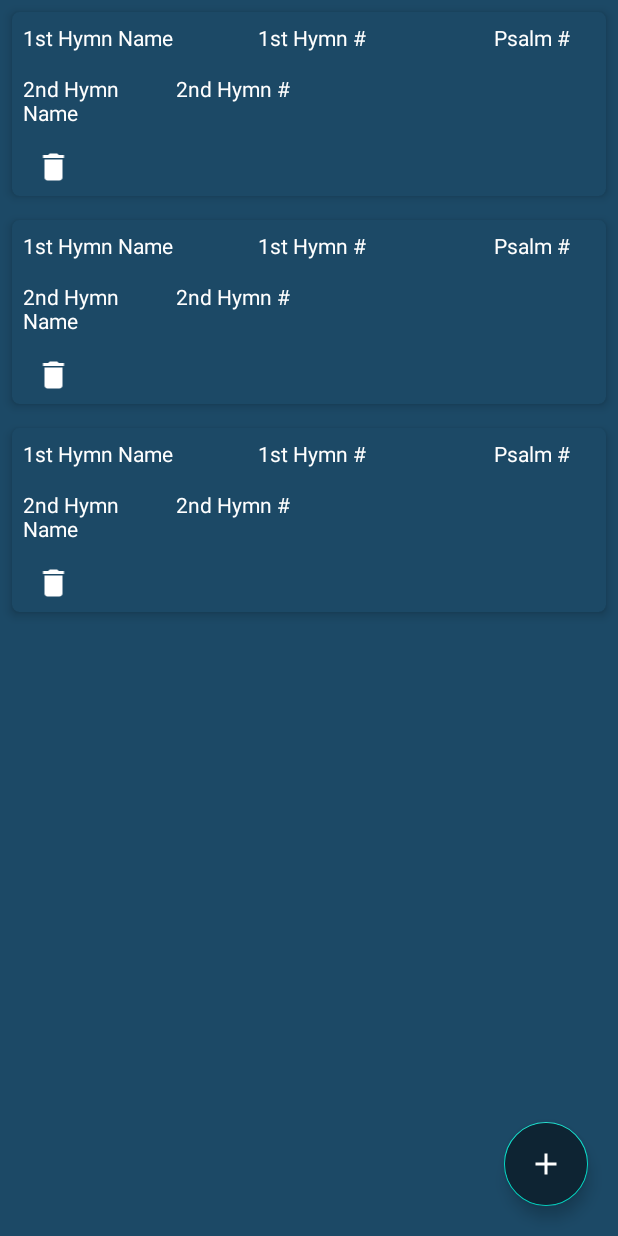
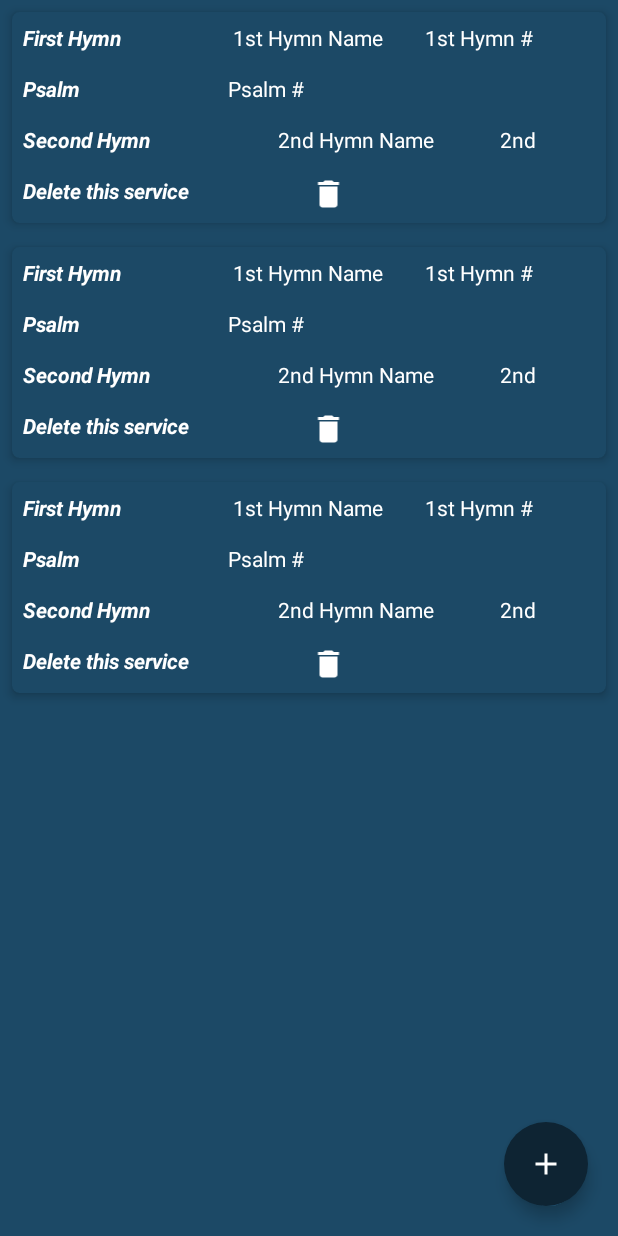
Before and after one commit to BryceSteuer/WorshipServiceApp, an Android app: the layout activity_main.xml on its own in the app's theme, with its tools: preview values and no code run, on a phone screen of 412 x 824 dp. Run offline under Robolectric (Android 15) with nearby library versions, the phone set to English and light mode, and no system bars.

Commit message:
fix labels for added services

```diff
--- a/app/src/main/res/layout/activity_main.xml
+++ b/app/src/main/res/layout/activity_main.xml
@@ -22,6 +22,7 @@
         android:src="@drawable/ic_add"
         app:tint="@color/white"
         android:id="@+id/idFABAdd"
+        app:borderWidth="0dp"
         android:backgroundTint="@color/blue_shade_1"
         android:layout_alignParentRight="true"/>
 
--- a/app/src/main/res/layout/hymnservice_rv_item.xml
+++ b/app/src/main/res/layout/hymnservice_rv_item.xml
@@ -19,6 +19,15 @@
             android:orientation="horizontal"
             android:weightSum="5"
             >
+            <TextView android:id="@+id/Hymn1TextView"
+                android:layout_width="wrap_content"
+                android:layout_height="wrap_content"
+                android:textColor="@color/white"
+                android:layout_margin="3dp"
+                android:padding="4dp"
+                android:layout_weight="1"
+                android:textStyle="bold|italic"
+                android:text="First Hymn" />
 
             <TextView
                 android:id="@+id/TVFirstHymnName"
@@ -39,7 +48,23 @@
                 android:padding="4dp"
                 android:text="1st Hymn #"
                 android:textColor="@color/white" />
-
+        </LinearLayout>
+        <LinearLayout
+            android:id="@+id/idLL2"
+            android:layout_width="match_parent"
+            android:layout_height="wrap_content"
+            android:orientation="horizontal"
+            android:weightSum="4"
+            android:layout_below="@id/idLL1">
+        <TextView android:id="@+id/PsalmTextView"
+            android:layout_width="wrap_content"
+            android:layout_height="wrap_content"
+            android:textColor="@color/white"
+            android:layout_margin="3dp"
+            android:padding="4dp"
+            android:layout_weight="1"
+            android:textStyle="bold|italic"
+            android:text="Psalm" />
         <TextView
             android:id="@+id/TVPsalmNumber"
             android:layout_width="0dp"
@@ -56,13 +81,22 @@
             android:layout_height="wrap_content"
             android:orientation="horizontal"
             android:weightSum="4"
-            android:layout_below="@id/idLL1">
+            android:layout_below="@id/idLL2">
+            <TextView android:id="@+id/Hymn2TextView"
+                android:layout_width="wrap_content"
+                android:layout_height="wrap_content"
+                android:textColor="@color/white"
+                android:layout_margin="3dp"
+                android:padding="4dp"
+                android:layout_weight="1"
+                android:textStyle="bold|italic"
+                android:text="Second Hymn" />
             <TextView
                 android:id="@+id/TVSecondHymnName"
                 android:layout_width="0dp"
                 android:layout_height="match_parent"
                 android:layout_margin="3dp"
-                android:layout_weight="1"
+                android:layout_weight="2"
                 android:padding="4dp"
                 android:text="2nd Hymn Name"
                 android:textColor="@color/white" />
@@ -84,6 +118,15 @@
             android:weightSum="4"
             android:layout_below="@id/idLL3">
 
+            <TextView android:id="@+id/DeleteTextView"
+                android:layout_width="wrap_content"
+                android:layout_height="wrap_content"
+                android:textColor="@color/white"
+                android:layout_margin="3dp"
+                android:padding="4dp"
+                android:layout_weight="1"
+                android:textStyle="bold|italic"
+                android:text="Delete this service" />
             <ImageView
                 android:id="@+id/idTVDelete"
                 android:layout_width="0dp"
--- a/app/src/main/res/layout/service_add_dialog.xml
+++ b/app/src/main/res/layout/service_add_dialog.xml
@@ -144,9 +144,6 @@
                     />
             </com.google.android.material.textfield.TextInputLayout>
 
-
-
-
                 <LinearLayout
                     android:layout_width="match_parent"
                     android:layout_height="wrap_content"
```
Lines whose indentation alone changed are shown as unchanged.
